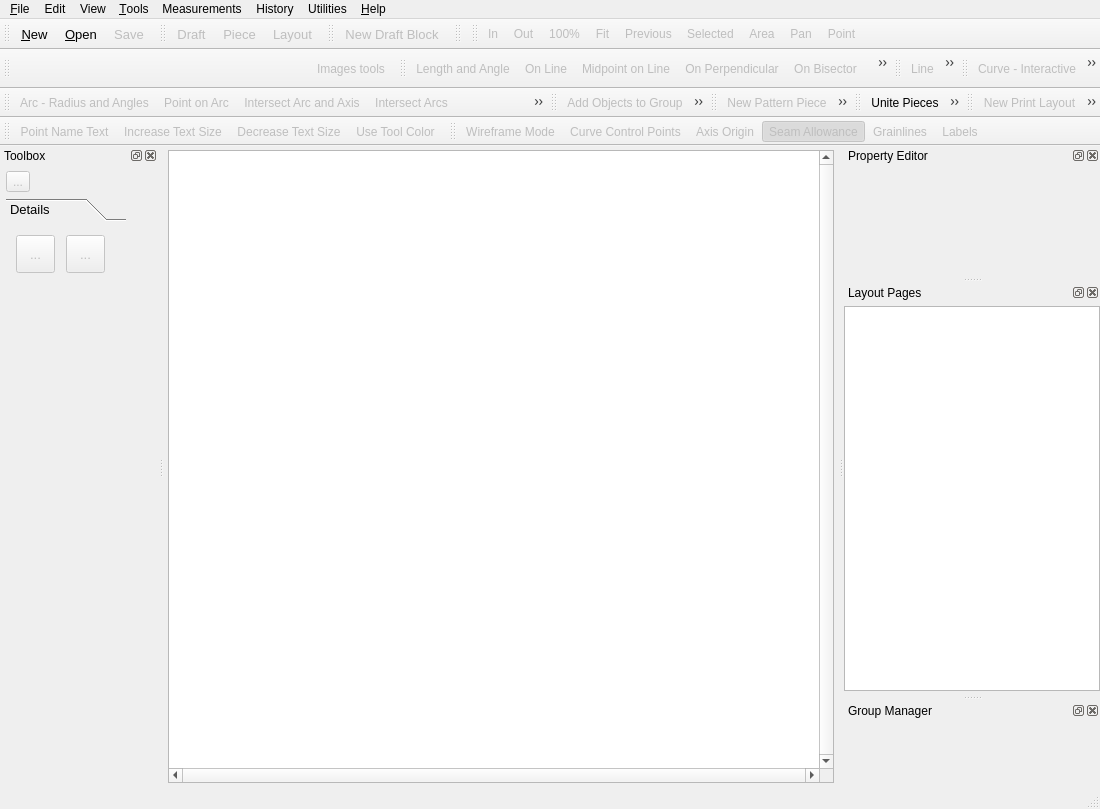
First picture: the form in src/app/seamly2d/mainwindow.ui, repository FashionFreedom/Seamly2D, before the edit.
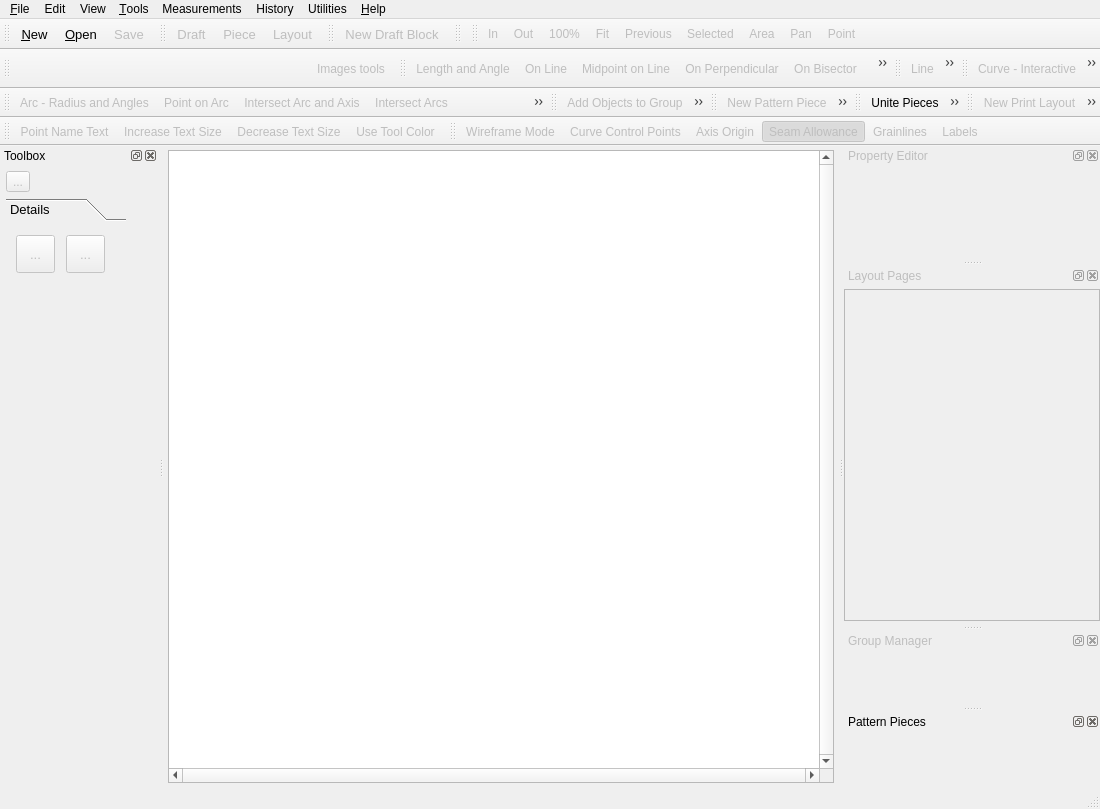
Second picture: the form after the edit. The open tabs and pages were chosen to show the change. Icons and pictures are not drawn. Custom widgets are drawn as their Qt base class.

Commit message: fix dock visibility

```diff
--- a/src/app/seamly2d/mainwindow.ui
+++ b/src/app/seamly2d/mainwindow.ui
@@ -444,6 +444,9 @@
    </attribute>
   </widget>
   <widget class="QDockWidget" name="toolProperties_DockWidget">
+   <property name="enabled">
+    <bool>false</bool>
+   </property>
    <property name="minimumSize">
     <size>
      <width>220</width>
@@ -459,6 +462,9 @@
    <widget class="QWidget" name="dockWidgetContents_10"/>
   </widget>
   <widget class="QDockWidget" name="layoutPages_DockWidget">
+   <property name="enabled">
+    <bool>false</bool>
+   </property>
    <property name="minimumSize">
     <size>
      <width>220</width>
@@ -545,7 +551,7 @@
   </widget>
   <widget class="QDockWidget" name="groups_DockWidget">
    <property name="enabled">
-    <bool>true</bool>
+    <bool>false</bool>
    </property>
    <property name="minimumSize">
     <size>
@@ -2625,6 +2631,21 @@
    <addaction name="toggleGrainLines_Action"/>
    <addaction name="toggleLabels_Action"/>
   </widget>
+  <widget class="QDockWidget" name="pieces_DockWidget">
+   <property name="minimumSize">
+    <size>
+     <width>82</width>
+     <height>46</height>
+    </size>
+   </property>
+   <property name="windowTitle">
+    <string>Pattern Pieces</string>
+   </property>
+   <attribute name="dockWidgetArea">
+    <number>2</number>
+   </attribute>
+   <widget class="QWidget" name="dockWidgetContents_3"/>
+  </widget>
   <action name="actionNew">
    <property name="icon">
     <iconset resource="../../libs/vmisc/share/resources/theme.qrc">
```
Left out of the diff: 8 changed lines with no effect on the pictures. The commit also changes 8 other files.
